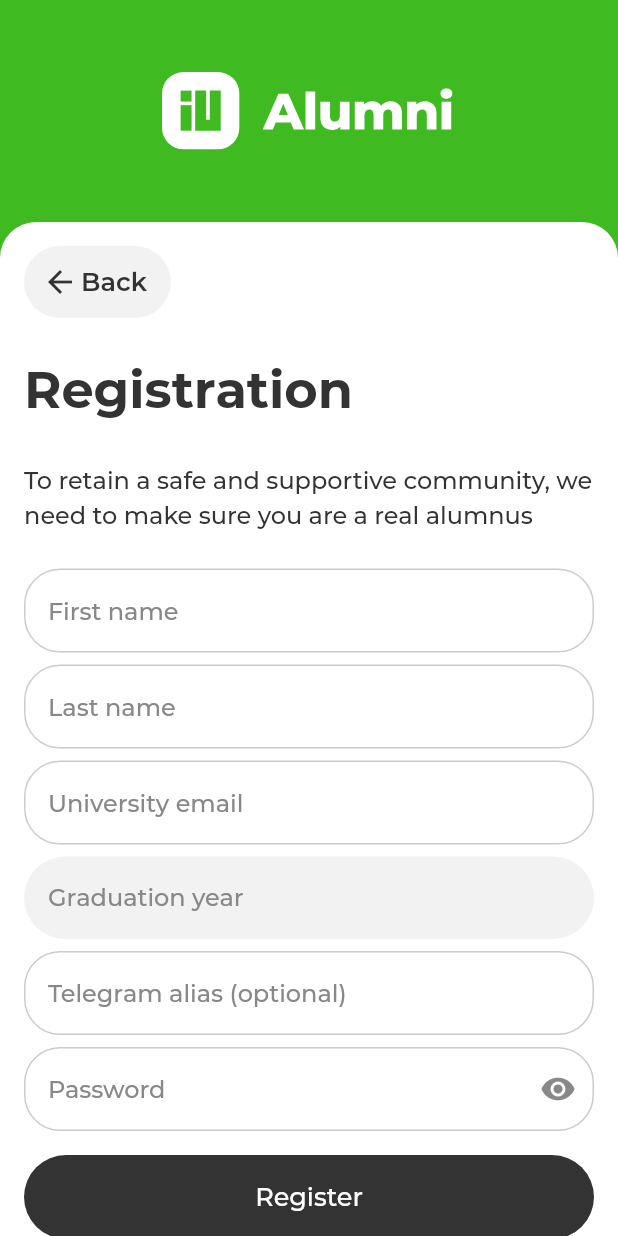
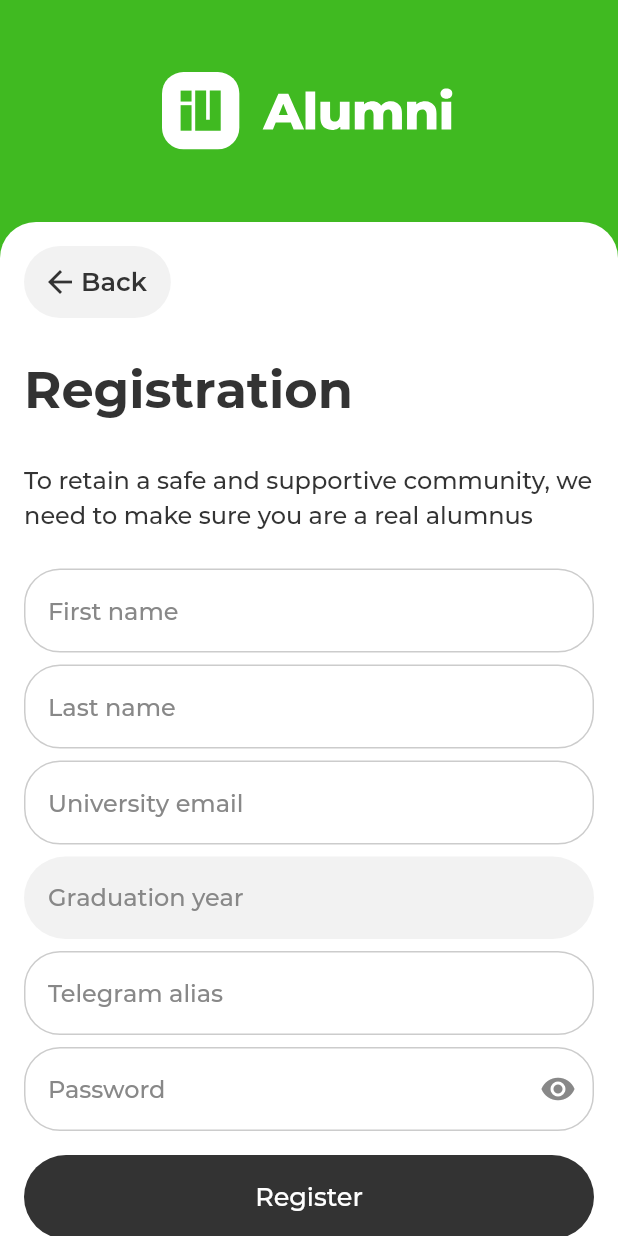
Before and after one commit to iu-alumni/iu-alumni-mobile, a Flutter app: the screen it shows after launch, after a tap on "Sign in", after a tap on "Register", on a phone screen of 412 x 824 dp. Run offline on Flutter 3.47's test engine with Material 3 defaults, Android fonts, the phone set to English and light mode, and no system bars; our stand-ins replace auto_route, dio, equatable, fast_immutable_collections, flutter_bloc, flutter_image_compress and 9 more; missing offline and left inert: dart:js_interop, flutter_debouncer, flutter_map_marker_cluster; project files that could hold a hidden picture were left out.

Commit message:
Fix Telegram field hint box

```diff
--- a/lib/presentation/pages/auth/subpages/registration_sub_page.dart
+++ b/lib/presentation/pages/auth/subpages/registration_sub_page.dart
@@ -166,7 +166,7 @@ class _RegistrationSubPageState extends State<RegistrationSubPage> {
             AppTextField(
               initialText: null,
               onChange: _registrationCubit.setTelegram,
-              hintText: 'Telegram alias (optional)',
+              hintText: 'Telegram alias',
               inputType: TextInputType.text,
               maxLines: 1,
             ),
```
